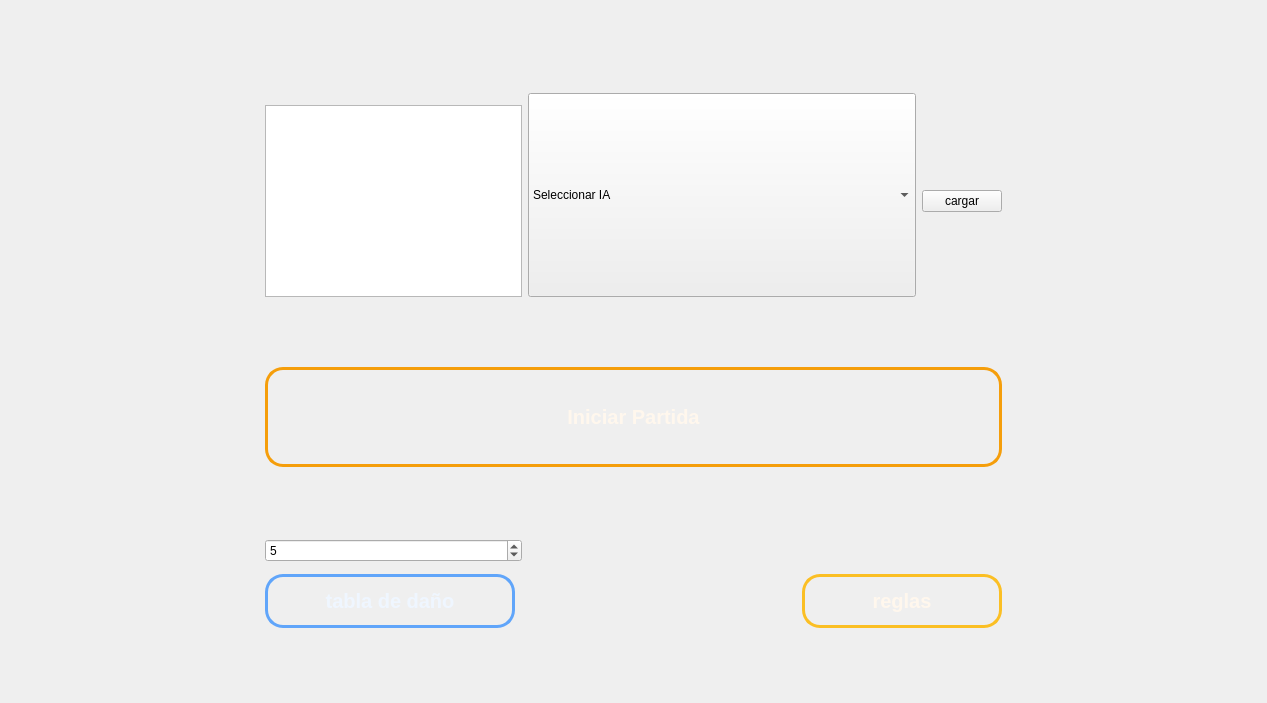
Old version of the form mainwindow.ui in the repository marilin-99/TrabajoPractico.
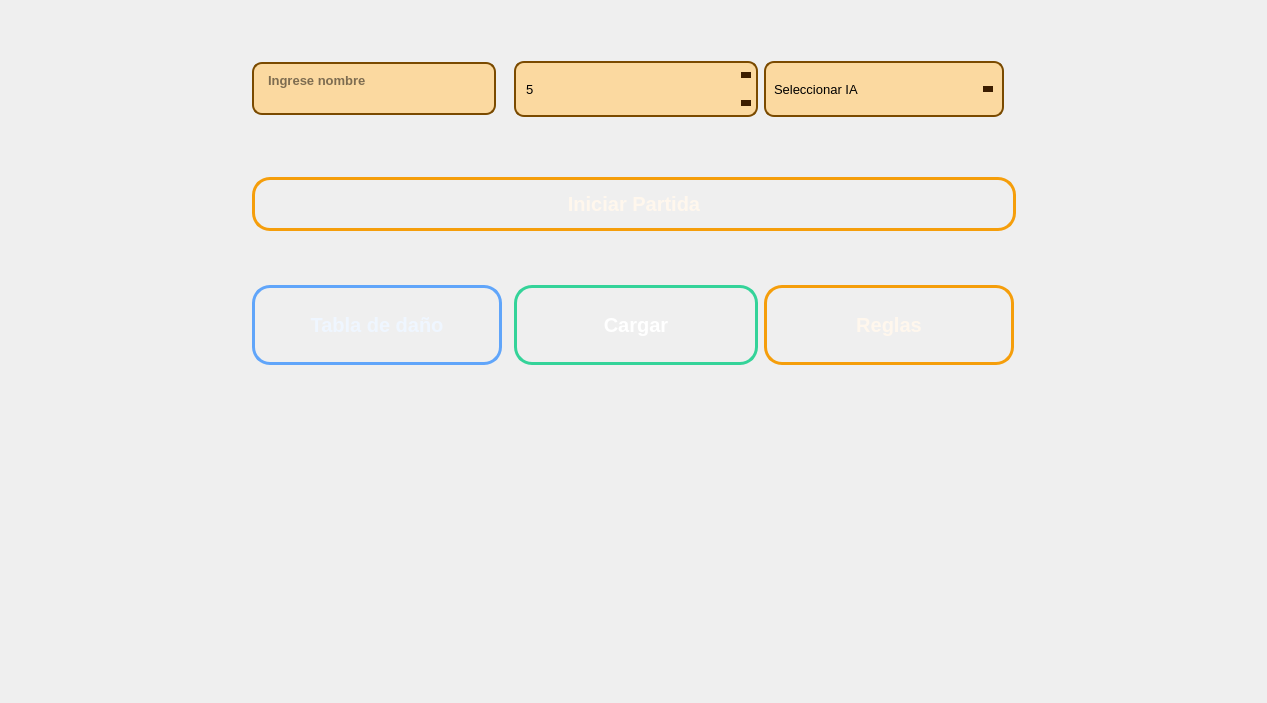
New version of the form. Icons and pictures are not drawn.

Commit message: cambios ventana principal y partida

What changed in the file:
```diff
--- a/mainwindow.ui
+++ b/mainwindow.ui
@@ -30,254 +30,80 @@
    <layout class="QVBoxLayout" name="verticalLayout_5">
     <item>
      <layout class="QGridLayout" name="gridLayout_2">
-      <item row="3" column="2" rowspan="3" colspan="5">
-       <widget class="QComboBox" name="elegir_IA">
-        <property name="minimumSize">
-         <size>
-          <width>100</width>
-          <height>50</height>
-         </size>
-        </property>
-        <property name="maximumSize">
-         <size>
-          <width>700</width>
-          <height>500</height>
-         </size>
-        </property>
-        <item>
-         <property name="text">
-          <string>Seleccionar IA</string>
-         </property>
-        </item>
-        <item>
-         <property name="text">
-          <string>IA Aleatoria</string>
-         </property>
-        </item>
-        <item>
-         <property name="text">
-          <string>IA Estrategica</string>
-         </property>
-        </item>
-        <item>
-         <property name="text">
-          <string>IA Super</string>
-         </property>
-        </item>
-       </widget>
-      </item>
-      <item row="19" column="1" colspan="7">
-       <widget class="QPushButton" name="IniciaPartida">
-        <property name="enabled">
-         <bool>true</bool>
-        </property>
-        <property name="sizePolicy">
-         <sizepolicy hsizetype="Preferred" vsizetype="Fixed">
-          <horstretch>0</horstretch>
-          <verstretch>0</verstretch>
-         </sizepolicy>
-        </property>
-        <property name="minimumSize">
-         <size>
-          <width>100</width>
-          <height>100</height>
-         </size>
-        </property>
-        <property name="maximumSize">
-         <size>
-          <width>1000</width>
-          <height>1000</height>
-         </size>
-        </property>
-        <property name="styleSheet">
-         <string notr="true">QPushButton {
-
-    background: qlineargradient(
-        x1:0, y1:0,
-        x2:0, y2:1,
-        stop:0 #b91c1c,
-        stop:1 #3f0000
-    );
-
-    color: #fff7ed;
-
-    border: 3px solid #f59e0b;
-    border-radius: 18px;
-
-    font-size: 20px;
-    font-weight: bold;
-
-    padding: 12px;
-
-}
-
-
-/* Cuando pasas el mouse */
-QPushButton:hover {
-
-    background: qlineargradient(
-        x1:0, y1:0,
-        x2:0, y2:1,
-        stop:0 #ef4444,
-        stop:1 #7f1d1d
-    );
-
-    border: 3px solid #fde68a;
-
-    color: white;
-}
-
-
-/* Cuando haces click */
-QPushButton:pressed {
-
-    background: qlineargradient(
-        x1:0, y1:0,
-        x2:0, y2:1,
-        stop:0 #450a0a,
-        stop:1 #1f0000
-    );
-
-    border: 3px solid #ffffff;
-
-    padding-top: 15px;
-}
-
-
-/* Botón bloqueado */
-QPushButton:disabled {
-
-    background: qlineargradient(
-        x1:0, y1:0,
-        x2:0, y2:1,
-        stop:0 #3a3a3a,
-        stop:1 #111111
-    );
-
-    color: #777777;
-
-    border: 3px solid #555555;
-
-}
-</string>
-        </property>
-        <property name="text">
-         <string>Iniciar Partida</string>
-        </property>
-       </widget>
-      </item>
-      <item row="10" column="1" rowspan="9" colspan="7">
+      <item row="11" column="1" rowspan="9" colspan="7">
        <spacer name="verticalSpacer_3">
         <property name="orientation">
          <enum>Qt::Orientation::Vertical</enum>
         </property>
         <property name="sizeType">
-         <enum>QSizePolicy::Policy::Minimum</enum>
+         <enum>QSizePolicy::Policy::Fixed</enum>
         </property>
         <property name="sizeHint" stdset="0">
          <size>
           <width>20</width>
-          <height>40</height>
+          <height>30</height>
          </size>
         </property>
        </spacer>
       </item>
-      <item row="23" column="5" colspan="3">
-       <widget class="QPushButton" name="reglas">
-        <property name="minimumSize">
-         <size>
-          <width>200</width>
-          <height>40</height>
-         </size>
+      <item row="1" column="1" rowspan="4" colspan="7">
+       <spacer name="verticalSpacer_7">
+        <property name="orientation">
+         <enum>Qt::Orientation::Vertical</enum>
         </property>
-        <property name="maximumSize">
+        <property name="sizeHint" stdset="0">
          <size>
-          <width>700</width>
-          <height>500</height>
-         </size>
-        </property>
-        <property name="styleSheet">
-         <string notr="true">QPushButton {
-
-    background: qlineargradient(
-        x1:0, y1:0,
-        x2:0, y2:1,
-        stop:0 #92400e,
-        stop:1 #3b1605
-    );
-
-    color: #fff7ed;
-
-    border: 3px solid #fbbf24;
-    border-radius: 18px;
-
-    font-size: 20px;
-    font-weight: bold;
-
-    padding: 12px;
-}
-
-
-/* Hover */
-QPushButton:hover {
-
-    background: qlineargradient(
-        x1:0, y1:0,
-        x2:0, y2:1,
-        stop:0 #b45309,
-        stop:1 #78350f
-    );
-
-    border: 3px solid #fde68a;
-
-    color: white;
-}
-
-
-/* Click */
-QPushButton:pressed {
-
-    background: qlineargradient(
-        x1:0, y1:0,
-        x2:0, y2:1,
-        stop:0 #451a03,
-        stop:1 #1c0a02
-    );
-
-    border: 3px solid white;
-
-    padding-top: 15px;
-}
-
-
-/* Deshabilitado */
-QPushButton:disabled {
-
-    background: qlineargradient(
-        x1:0, y1:0,
-        x2:0, y2:1,
-        stop:0 #4b4038,
-        stop:1 #211b18
-    );
-
-    color: #8b8178;
-
-    border: 3px solid #665b52;
-}</string>
-        </property>
-        <property name="text">
-         <string>reglas</string>
-        </property>
-        <property name="iconSize">
-         <size>
           <width>20</width>
-          <height>20</height>
+          <height>40</height>
          </size>
         </property>
-       </widget>
+       </spacer>
       </item>
-      <item row="21" column="1">
+      <item row="6" column="4">
        <widget class="QSpinBox" name="cantidad_cartas">
+        <property name="styleSheet">
+         <string notr="true">QSpinBox {
+background-color: #fbd9a0;
+color: black;
+border: 2px solid #7a4a00;
+border-radius: 10px;
+padding: 6px 8px;
+font-size: 13px;
+min-width: 200px;
+min-height: 40px;
+max-height: 40px;
+selection-background-color: transparent;
+selection-color: black;
+}
+QSpinBox::up-button {
+subcontrol-origin: border;
+subcontrol-position: top right;
+width: 24px;
+background: transparent;
+border: none;
+}
+QSpinBox::down-button {
+subcontrol-origin: border;
+subcontrol-position: bottom right;
+width: 24px;
+background: transparent;
+border: none;
+}
+QSpinBox::up-arrow {
+width: 0px;
+height: 0px;
+border-left: 5px solid transparent;
+border-right: 5px solid transparent;
+border-bottom: 6px solid #3b1d00;
+}
+QSpinBox::down-arrow {
+width: 0px;
+height: 0px;
+border-left: 5px solid transparent;
+border-right: 5px solid transparent;
+border-top: 6px solid #3b1d00;
+}</string>
+        </property>
         <property name="minimum">
          <number>1</number>
         </property>
@@ -289,7 +115,20 @@
         </property>
        </widget>
       </item>
-      <item row="23" column="1" colspan="3">
+      <item row="1" column="0" rowspan="28">
+       <spacer name="horizontalSpacer_7">
+        <property name="orientation">
+         <enum>Qt::Orientation::Horizontal</enum>
+        </property>
+        <property name="sizeHint" stdset="0">
+         <size>
+          <width>40</width>
+          <height>20</height>
+         </size>
+        </property>
+       </spacer>
+      </item>
+      <item row="25" column="1" colspan="3">
        <widget class="QPushButton" name="tabla_danio_boton">
         <property name="minimumSize">
          <size>
@@ -373,37 +212,11 @@
 }</string>
         </property>
         <property name="text">
-         <string>tabla de daño</string>
+         <string>Tabla de daño</string>
         </property>
        </widget>
       </item>
-      <item row="0" column="0" rowspan="25">
-       <spacer name="horizontalSpacer_7">
-        <property name="orientation">
-         <enum>Qt::Orientation::Horizontal</enum>
-        </property>
-        <property name="sizeHint" stdset="0">
-         <size>
-          <width>40</width>
-          <height>20</height>
-         </size>
-        </property>
-       </spacer>
-      </item>
-      <item row="0" column="1" colspan="7">
-       <spacer name="verticalSpacer_7">
-        <property name="orientation">
-         <enum>Qt::Orientation::Vertical</enum>
-        </property>
-        <property name="sizeHint" stdset="0">
-         <size>
-          <width>20</width>
-          <height>40</height>
-         </size>
-        </property>
-       </spacer>
-      </item>
-      <item row="0" column="8" rowspan="25">
+      <item row="1" column="8" rowspan="28">
        <spacer name="horizontalSpacer_9">
         <property name="orientation">
          <enum>Qt::Orientation::Horizontal</enum>
@@ -417,32 +230,342 @@
        </spacer>
       </item>
       <item row="20" column="1" colspan="7">
+       <widget class="QPushButton" name="IniciaPartida">
+        <property name="enabled">
+         <bool>true</bool>
+        </property>
+        <property name="sizePolicy">
+         <sizepolicy hsizetype="Preferred" vsizetype="Fixed">
+          <horstretch>0</horstretch>
+          <verstretch>0</verstretch>
+         </sizepolicy>
+        </property>
+        <property name="minimumSize">
+         <size>
+          <width>0</width>
+          <height>0</height>
+         </size>
+        </property>
+        <property name="maximumSize">
+         <size>
+          <width>16777215</width>
+          <height>16777215</height>
+         </size>
+        </property>
+        <property name="styleSheet">
+         <string notr="true">QPushButton {
+
+
+
+background: qlineargradient(
+
+x1:0, y1:0,
+
+x2:0, y2:1,
+
+stop:0 #b91c1c,
+
+stop:1 #3f0000
+
+);
+
+
+
+color: #fff7ed;
+
+
+
+border: 3px solid #f59e0b;
+
+border-radius: 18px;
+
+
+
+font-size: 20px;
+
+font-weight: bold;
+
+
+
+padding: 12px;
+
+
+
+}
+
+
+
+
+
+/* Cuando pasas el mouse */
+
+QPushButton:hover {
+
+
+
+background: qlineargradient(
+
+x1:0, y1:0,
+
+x2:0, y2:1,
+
+stop:0 #ef4444,
+
+stop:1 #7f1d1d
+
+);
+
+
+
+border: 3px solid #fde68a;
+
+
+
+color: white;
+
+}
+
+
+
+
+
+/* Cuando haces click */
+
+QPushButton:pressed {
+
+
+
+background: qlineargradient(
+
+x1:0, y1:0,
+
+x2:0, y2:1,
+
+stop:0 #450a0a,
+
+stop:1 #1f0000
+
+);
+
+
+
+border: 3px solid #ffffff;
+
+
+
+padding-top: 15px;
+
+}
+
+
+
+
+
+/* Botón bloqueado */
+
+QPushButton:disabled {
+
+
+
+background: qlineargradient(
+
+x1:0, y1:0,
+
+x2:0, y2:1,
+
+stop:0 #3a3a3a,
+
+stop:1 #111111
+
+);
+
+
+
+color: #777777;
+
+
+
+border: 3px solid #555555;
+
+
+
+}
+</string>
+        </property>
+        <property name="text">
+         <string>Iniciar Partida</string>
+        </property>
+       </widget>
+      </item>
+      <item row="25" column="5" colspan="3">
+       <widget class="QPushButton" name="reglas">
+        <property name="minimumSize">
+         <size>
+          <width>250</width>
+          <height>80</height>
+         </size>
+        </property>
+        <property name="maximumSize">
+         <size>
+          <width>250</width>
+          <height>80</height>
+         </size>
+        </property>
+        <property name="styleSheet">
+         <string notr="true">QPushButton {
+    background: qlineargradient(
+        x1:0, y1:0,
+        x2:0, y2:1,
+        stop:0 #b45309,
+        stop:1 #78350f
+    );
+
+    color: #fff7ed;
+
+    /* Borde dorado/ámbar cálido para resaltar sobre el marrón */
+    border: 3px solid #f59e0b;
+    border-radius: 18px;
+
+    font-size: 20px;
+    font-weight: bold;
+
+    padding: 12px;
+    min-width: 220px;
+    max-width: 220px;
+    min-height: 50px;
+    max-height: 50px;
+}
+
+/* Hover (Al pasar el mouse) */
+QPushButton:hover {
+    background: qlineargradient(
+        x1:0, y1:0,
+        x2:0, y2:1,
+        stop:0 #d97706,
+        stop:1 #92400e
+    );
+
+    /* Borde más brillante al pasar el cursor */
+    border: 3px solid #fbbf24;
+    color: white;
+}
+
+/* Click (Al presionar) */
+QPushButton:pressed {
+    background: qlineargradient(
+        x1:0, y1:0,
+        x2:0, y2:1,
+        stop:0 #451a03,
+        stop:1 #1c0a02
+    );
+
+    border: 3px solid #d97706;
+    padding-top: 15px;
+}
+
+/* Deshabilitado */
+QPushButton:disabled {
+    background: qlineargradient(
+        x1:0, y1:0,
+        x2:0, y2:1,
+        stop:0 #4b4038,
+        stop:1 #211b18
+    );
+
+    color: #8b8178;
+    border: 3px solid #665b52;
+}</string>
+        </property>
+        <property name="text">
+         <string>Reglas</string>
+        </property>
+        <property name="iconSize">
+         <size>
+          <width>20</width>
+          <height>20</height>
+         </size>
+        </property>
+       </widget>
+      </item>
+      <item row="6" column="1">
+       <widget class="QTextEdit" name="caja_nombre">
+        <property name="sizePolicy">
+         <sizepolicy hsizetype="Fixed" vsizetype="Fixed">
+          <horstretch>0</horstretch>
+          <verstretch>0</verstretch>
+         </sizepolicy>
+        </property>
+        <property name="minimumSize">
+         <size>
+          <width>244</width>
+          <height>53</height>
+         </size>
+        </property>
+        <property name="maximumSize">
+         <size>
+          <width>244</width>
+          <height>53</height>
+         </size>
+        </property>
+        <property name="styleSheet">
+         <string notr="true">QTextEdit#caja_nombre {
+    background-color: #fbd9a0;
+    color: #000000;
+    border: 2px solid #7a4a00;
+    border-radius: 10px;
+    
+    /* Forzamos negrita intensa y un pequeño truco de grosor extra si el sistema lo soporta */
+    font-weight: 800;
+    font-size: 13px;
+    
+    /* Padding milimétrico para que la 'g' no toque los bordes con este grosor */
+    padding: 5px 10px 4px 10px;
+    
+    /* Mantenemos estrictamente los 40px */
+    min-width: 220px;
+    max-width: 220px;
+    min-height: 40px;
+    max-height: 40px;
+}
+
+QTextEdit#caja_nombre:focus {
+    border: 2px solid #c62828;
+    background-color: #ffe5b8;
+    outline: 0;
+}</string>
+        </property>
+        <property name="html">
+         <string>&lt;!DOCTYPE HTML PUBLIC &quot;-//W3C//DTD HTML 4.0//EN&quot; &quot;http://www.w3.org/TR/REC-html40/strict.dtd&quot;&gt;
+&lt;html&gt;&lt;head&gt;&lt;meta name=&quot;qrichtext&quot; content=&quot;1&quot; /&gt;&lt;meta charset=&quot;utf-8&quot; /&gt;&lt;style type=&quot;text/css&quot;&gt;
+p, li { white-space: pre-wrap; }
+hr { height: 1px; border-width: 0; }
+li.unchecked::marker { content: &quot;\2610&quot;; }
+li.checked::marker { content: &quot;\2612&quot;; }
+&lt;/style&gt;&lt;/head&gt;&lt;body style=&quot; font-family:'Segoe UI'; font-size:13px; font-weight:800; font-style:normal;&quot;&gt;
+&lt;p style=&quot;-qt-paragraph-type:empty; margin-top:0px; margin-bottom:0px; margin-left:0px; margin-right:0px; -qt-block-indent:0; text-indent:0px; font-size:9pt; font-weight:400;&quot;&gt;&lt;br /&gt;&lt;/p&gt;&lt;/body&gt;&lt;/html&gt;</string>
+        </property>
+        <property name="placeholderText">
+         <string>Ingrese nombre</string>
+        </property>
+       </widget>
+      </item>
+      <item row="21" column="1" colspan="7">
        <spacer name="verticalSpacer_2">
         <property name="orientation">
          <enum>Qt::Orientation::Vertical</enum>
         </property>
+        <property name="sizeType">
+         <enum>QSizePolicy::Policy::Fixed</enum>
+        </property>
         <property name="sizeHint" stdset="0">
          <size>
           <width>20</width>
-          <height>40</height>
+          <height>30</height>
          </size>
         </property>
        </spacer>
       </item>
-      <item row="23" column="4">
-       <spacer name="horizontalSpacer_2">
-        <property name="orientation">
-         <enum>Qt::Orientation::Horizontal</enum>
-        </property>
-        <property name="sizeHint" stdset="0">
-         <size>
-          <width>40</width>
-          <height>20</height>
-         </size>
-        </property>
-       </spacer>
-      </item>
-      <item row="24" column="1" colspan="7">
+      <item row="28" column="1" colspan="7">
        <spacer name="verticalSpacer_5">
         <property name="orientation">
          <enum>Qt::Orientation::Vertical</enum>
@@ -455,13 +578,166 @@
         </property>
        </spacer>
       </item>
-      <item row="5" column="1">
-       <widget class="QTextEdit" name="caja_nombre"/>
+      <item row="6" column="5">
+       <widget class="QComboBox" name="elegir_IA">
+        <property name="minimumSize">
+         <size>
+          <width>240</width>
+          <height>56</height>
+         </size>
+        </property>
+        <property name="maximumSize">
+         <size>
+          <width>240</width>
+          <height>56</height>
+         </size>
+        </property>
+        <property name="styleSheet">
+         <string notr="true">QComboBox {
+    background-color: #fbd9a0;
+    color: black;
+    border: 2px solid #7a4a00;
+    border-radius: 10px;
+    padding: 6px 8px;
+    font-size: 13px;
+    
+    /* Ajusta aquí el ancho deseado (cámbialo a 200px, 220px, etc. según prefieras) */
+    min-width: 220px;
+    max-width: 220px;
+    
+    min-height: 40px;
+    max-height: 40px;
+}
+
+QComboBox::drop-down {
+    subcontrol-origin: padding;
+    subcontrol-position: center right;
+    width: 28px;
+    border: none;
+}
+
+QComboBox::down-arrow {
+    width: 0px;
+    height: 0px;
+    border-left: 5px solid transparent;
+    border-right: 5px solid transparent;
+    border-top: 6px solid #3b1d00;
+}
+
+QComboBox QAbstractItemView {
+    background-color: #fbd9a0;
+    color: black;
+    border: 2px solid #7a4a00;
+    selection-background-color: #e0a64d;
+    selection-color: black;
+    outline: 0;
+}
+QComboBox::drop-down {
+subcontrol-origin: padding;
+subcontrol-position: center right;
+width: 28px;
+border: none;
+}
+QComboBox::down-arrow {
+width: 0px;
+height: 0px;
+border-left: 5px solid transparent;
+border-right: 5px solid transparent;
+border-top: 6px solid #3b1d00;
+}
+QComboBox QAbstractItemView {
+background-color: #fbd9a0;
+color: black;
+border: 2px solid #7a4a00;
+selection-background-color: #e0a64d;
+selection-color: black;
+outline: 0;
+}</string>
+        </property>
+        <item>
+         <property name="text">
+          <string>Seleccionar IA</string>
+         </property>
+        </item>
+        <item>
+         <property name="text">
+          <string>IA Aleatoria</string>
+         </property>
+        </item>
+        <item>
+         <property name="text">
+          <string>IA Estrategica</string>
+         </property>
+        </item>
+        <item>
+         <property name="text">
+          <string>IA Super</string>
+         </property>
+        </item>
+       </widget>
       </item>
-      <item row="5" column="7">
+      <item row="27" column="4">
+       <spacer name="horizontalSpacer_2">
+        <property name="orientation">
+         <enum>Qt::Orientation::Horizontal</enum>
+        </property>
+        <property name="sizeHint" stdset="0">
+         <size>
+          <width>40</width>
+          <height>20</height>
+         </size>
+        </property>
+       </spacer>
+      </item>
+      <item row="25" column="4">
        <widget class="QPushButton" name="cargar_partida">
+        <property name="styleSheet">
+         <string notr="true">
+
+
+QPushButton#cargar_partida {
+    background: qlineargradient(
+        x1:0, y1:0,
+        x2:0, y2:1,
+        stop:0 #10b981,
+        stop:1 #065f46
+    );
+
+    color: white;
+
+    /* Borde verde principal (más claro para destacar) */
+    border: 3px solid #34d399;
+    border-radius: 18px;
+
+    font-size: 20px;
+    font-weight: bold;
+
+    padding: 12px;
+    min-height: 50px;
+    max-height: 50px;
+}
+
+QPushButton#cargar_partida:hover {
+    background: qlineargradient(
+        x1:0, y1:0,
+        x2:0, y2:1,
+        stop:0 #34d399,
+        stop:1 #047857
+    );
+
+    /* Borde verde más brillante al pasar el mouse */
+    border: 3px solid #6ee7b7;
+}
+
+QPushButton#cargar_partida:pressed {
+    background: #064e3b;
+    
+    /* Borde verde suave al presionar */
+    border: 3px solid #059669;
+}</string>
+        </property>
         <property name="text">
-         <string>cargar</string>
+         <string>Cargar</string>
         </property>
        </widget>
       </item>
```
The commit also changes 2 other files.
